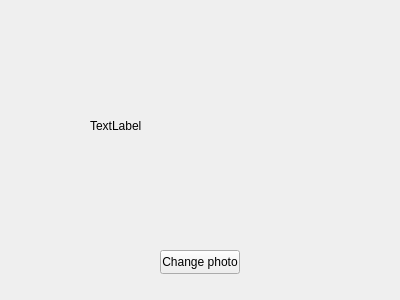
Qt form main/profile.ui (Kreker1488/lab_4) before a commit.
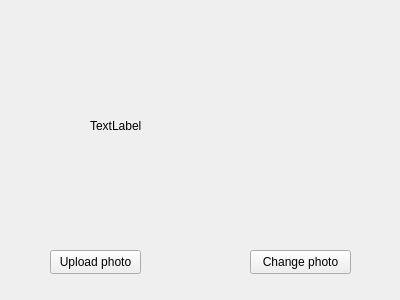
The same form after that commit.

What changed in the file:
```diff
--- a/main/profile.ui
+++ b/main/profile.ui
@@ -29,9 +29,9 @@
   <widget class="QPushButton" name="pushButton_change">
    <property name="geometry">
     <rect>
-     <x>160</x>
+     <x>250</x>
      <y>250</y>
-     <width>80</width>
+     <width>101</width>
      <height>24</height>
     </rect>
    </property>
@@ -39,6 +39,19 @@
     <string>Change photo</string>
    </property>
   </widget>
+  <widget class="QPushButton" name="pushButton_upload">
+   <property name="geometry">
+    <rect>
+     <x>50</x>
+     <y>250</y>
+     <width>91</width>
+     <height>24</height>
+    </rect>
+   </property>
+   <property name="text">
+    <string>Upload photo</string>
+   </property>
+  </widget>
  </widget>
  <resources/>
  <connections/>
```
